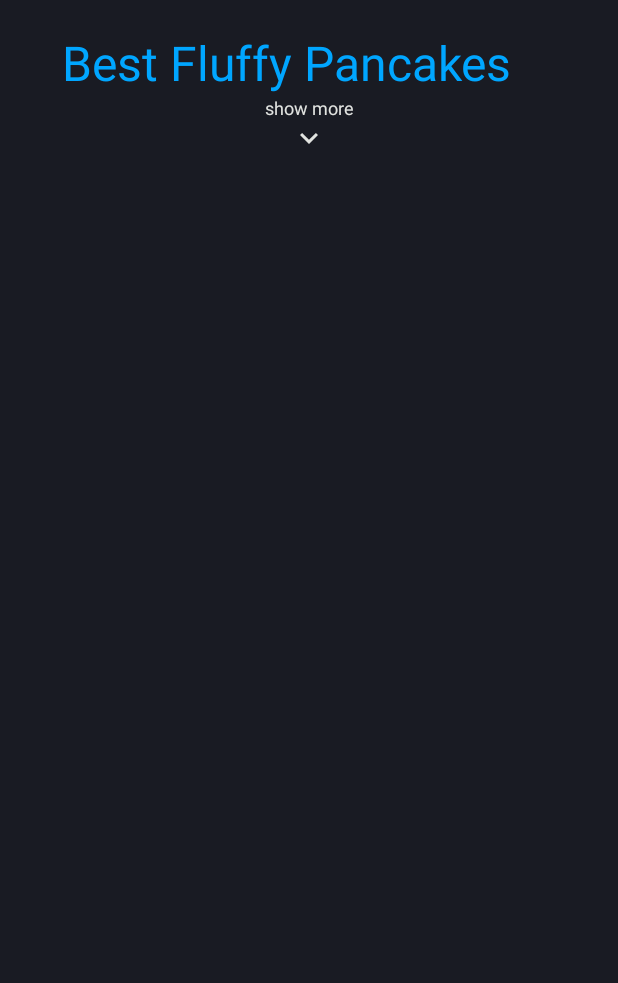
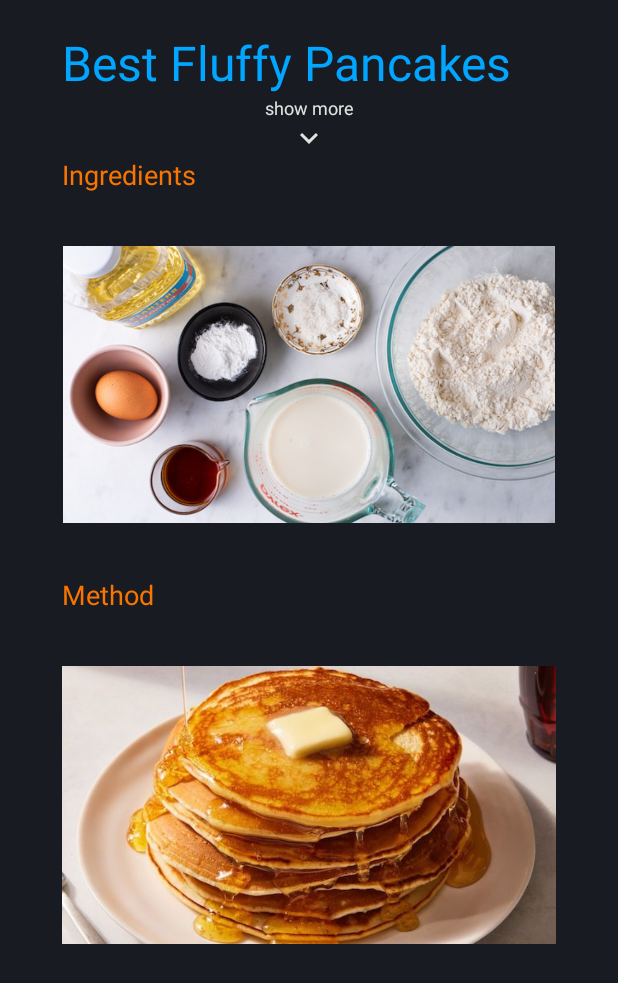
Before and after one commit to PaulPrahlMiller/mobile-lab1-task2, an Android app: the layout activity_main.xml on its own in the app's theme, with its tools: preview values and no code run, on a phone screen of 412 x 824 dp. Shown: the top 983 px of the screen. Run offline under Robolectric (Android 15) with nearby library versions, the phone set to English and light mode, and no system bars.

Commit message:
final changes

```diff
--- a/app/src/main/res/layout/activity_main.xml
+++ b/app/src/main/res/layout/activity_main.xml
@@ -45,7 +45,7 @@
             android:insetTop="10dp"
             android:insetBottom="10dp"
             android:src="@drawable/ic_baseline_expand_more_24"
-            android:contentDescription="@null"
+            android:contentDescription="Show recipe button"
             app:layout_constraintEnd_toEndOf="parent"
             app:layout_constraintStart_toStartOf="parent"
             app:layout_constraintTop_toBottomOf="@+id/btnShowText" />
@@ -71,7 +71,7 @@
         android:layout_width="0dp"
         android:layout_height="0dp"
         android:paddingBottom="25dp"
-        android:visibility="gone"
+        android:visibility="visible"
         app:layout_constraintBottom_toBottomOf="parent"
         app:layout_constraintEnd_toStartOf="@+id/guideline3"
         app:layout_constraintHorizontal_weight="1"
@@ -93,6 +93,15 @@
                 android:textColor="@color/CustomColor2"
                 android:textSize="18sp" />
 
+            <ImageView
+                android:id="@+id/ivIngredients"
+                android:layout_width="match_parent"
+                android:layout_height="wrap_content"
+                android:adjustViewBounds="true"
+                android:paddingVertical="25dp"
+                android:contentDescription="Picture of pancake ingredients"
+                app:srcCompat="@drawable/ingredients" />
+
             <androidx.recyclerview.widget.RecyclerView
                 android:id="@+id/rvIngredientsList"
                 android:layout_width="match_parent"
@@ -109,7 +118,18 @@
             <androidx.recyclerview.widget.RecyclerView
                 android:id="@+id/rvMethodList"
                 android:layout_width="match_parent"
-                android:layout_height="wrap_content" />
+                android:layout_height="wrap_content" >
+
+            </androidx.recyclerview.widget.RecyclerView>
+
+            <ImageView
+                android:id="@+id/ivPancakes"
+                android:layout_width="wrap_content"
+                android:layout_height="wrap_content"
+                android:adjustViewBounds="true"
+                android:paddingVertical="25dp"
+                android:contentDescription="Picture of pancakes"
+                app:srcCompat="@drawable/pancakes" />
 
         </LinearLayout>
 
--- a/app/src/main/res/values/strings.xml
+++ b/app/src/main/res/values/strings.xml
@@ -14,7 +14,7 @@
     <string name="ingredient_7">Butter | 1/4 cup (60g)</string>
     <string name="ingredient_8">Vanilla extract | 2 teaspoons</string>
     <string name="ingredient_9">Eggs | 1 large</string>
-    <string name="method_1">Co-mbine together the flour, sugar, baking powder, baking soda and salt in a large-sized bowl. Make a well in the centre and add the milk, slightly cooled melted butter, vanilla and egg.</string>
+    <string name="method_1">Combine together the flour, sugar, baking powder, baking soda and salt in a large-sized bowl. Make a well in the centre and add the milk, slightly cooled melted butter, vanilla and egg.</string>
     <string name="method_2">Use a wire whisk to whisk the wet ingredients together first before slowly folding them into the dry ingredients. Mix together until smooth</string>
     <string name="method_3">Set the batter aside and allow to rest while heating up your pan</string>
     <string name="method_4">Heat a nonstick pan or griddle over low-medium heat and wipe over with a little butter to lightly grease pan. Pour 1/4 cup of batter onto the pan and spread out gently into a round shape with the back of your ladle or measuring cup.</string>
```
Also changed, not shown: app/src/main/java/com/hkr/lab1_task1/MainActivity.kt (deleted, +0 -115 lines), app/src/main/java/com/hkr/lab1_task2/MainActivity.kt (+23 -15 lines), app/src/main/res/drawable/ingredients.jpg (added), app/src/main/res/drawable/pancakes.jpg (added).
